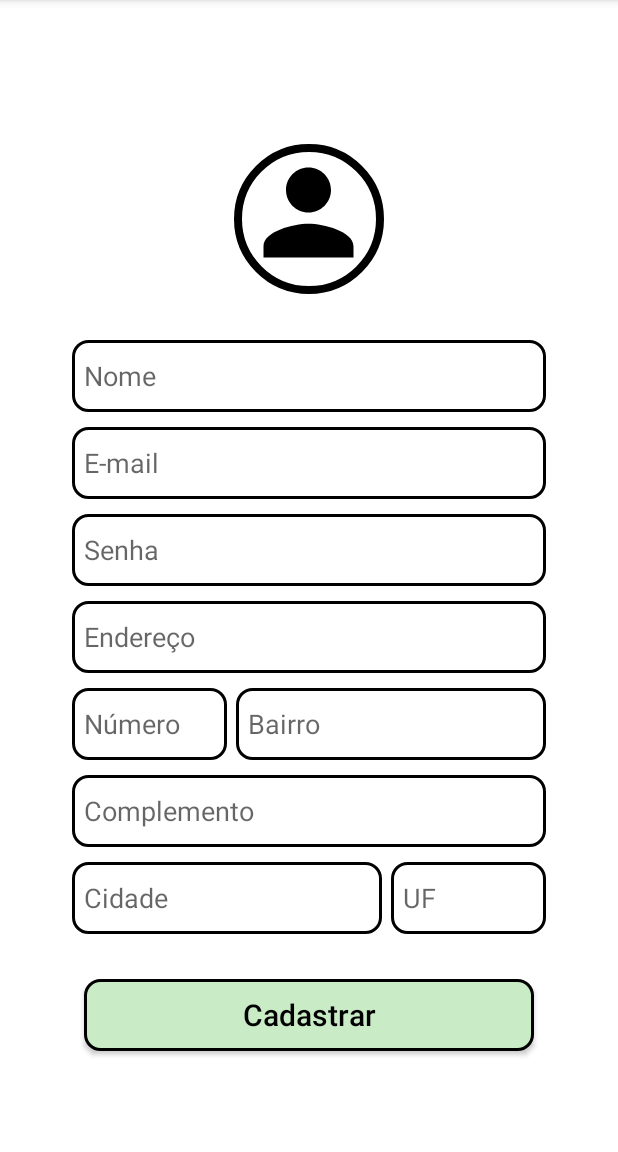
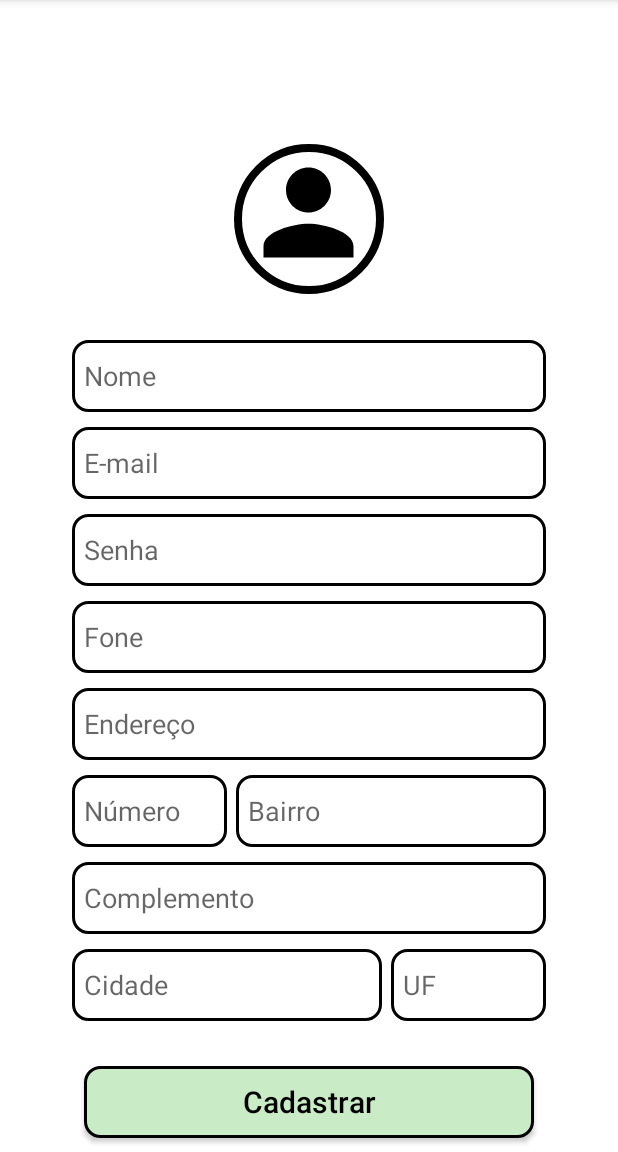
Before and after one commit to WagnerScherer/App-ReciclaAi, an Android app: the CadUserActivity screen opened directly, with no data from a screen before it, after a tap on "Cadastrar", on a phone screen of 412 x 824 dp, the part 84-1236 px from its top. Run offline under Robolectric (Android 15) with nearby library versions, the phone set to English and light mode, and no system bars; our stand-ins replace Firebase (no records; nobody signed in at launch, a user with empty details on screens opened directly).

Commit message:
Commit contendo ajustes no cadstro de usuarios, com a inclusão do campo fone. Cadatrso de pontos de coleta com ajustes e validações, ajuste na formatação dos campos fone e whatsapp, e validação para impedir o cadstramento de um mesmo ponto de coleta. Aplicado limitadores no tamanho da quantidade de caracteres aceitos nos campos de cadastro.

```diff
--- a/app/src/main/java/com/wagner/reciclaai/Util/CadUserActivity.java
+++ b/app/src/main/java/com/wagner/reciclaai/Util/CadUserActivity.java
@@ -14,6 +14,7 @@ import com.google.firebase.auth.FirebaseAuth;
 import com.google.firebase.firestore.DocumentSnapshot;
 import com.google.firebase.firestore.FirebaseFirestore;
 import com.wagner.reciclaai.R;
+import com.wagner.reciclaai.model.PhoneNumberFormatter;
 import com.wagner.reciclaai.model.Usuario;
 
 public class CadUserActivity extends AppCompatActivity {
@@ -21,7 +22,8 @@ public class CadUserActivity extends AppCompatActivity {
     // Declaração das variáveis
     private FirebaseAuth mAuth;
     private FirebaseFirestore db;
-    private EditText campoNome, campoEmail, campoSenha, campoEndereco, campoNumero, campoComplemento, campoBairro, campoCidade, campoEstado;
+    private EditText campoNome, campoEmail, campoSenha, campoFoneUser;
+    private EditText campoEndereco, campoNumero, campoComplemento, campoBairro, campoCidade, campoEstado;
     private Button botaoCadastrar;
     private String uid;
 
@@ -37,12 +39,15 @@ public class CadUserActivity extends AppCompatActivity {
         campoEmail = findViewById(R.id.editTextEmail);
         campoSenha = findViewById(R.id.editTextPassword);
         campoEndereco = findViewById(R.id.editTextEndereco);
+        campoFoneUser = findViewById(R.id.editTextFoneUser);
         campoNumero = findViewById(R.id.editTextNro);
         campoComplemento = findViewById(R.id.editTextComplemento);
         campoBairro = findViewById(R.id.editTextBairro);
         campoCidade = findViewById(R.id.editTextCidade);
         campoEstado = findViewById(R.id.editTextUF);
         botaoCadastrar = findViewById(R.id.buttonCadastrar);
+
+        campoFoneUser.addTextChangedListener(new PhoneNumberFormatter(campoFoneUser));
 
         // Lidar com o clique do botão
         botaoCadastrar.setOnClickListener(v -> validarCampos(uid == null));
@@ -58,6 +63,7 @@ public class CadUserActivity extends AppCompatActivity {
         String nome = campoNome.getText().toString().trim();
         String email = campoEmail.getText().toString().trim();
         String senha = campoSenha.getText().toString().trim();
+        String foneUser = campoFoneUser.getText().toString().trim();
         String endereco = campoEndereco.getText().toString().trim();
         String numero = campoNumero.getText().toString().trim();
         String complemento = campoComplemento.getText().toString().trim();
@@ -94,6 +100,7 @@ public class CadUserActivity extends AppCompatActivity {
             usuario.setNome(nome);
             usuario.setEmail(email);
             usuario.setSenha(senha);
+            usuario.setFoneUser(foneUser);
             usuario.setEndereco(endereco);
             usuario.setNumero(numero);
             usuario.setComplemento(complemento);
@@ -107,6 +114,7 @@ public class CadUserActivity extends AppCompatActivity {
             // Atualizar os dados do usuário, sem email e senha
             Usuario usuario = new Usuario();
             usuario.setNome(nome);
+            usuario.setFoneUser(foneUser);
             usuario.setEndereco(endereco);
             usuario.setNumero(numero);
             usuario.setComplemento(complemento);
@@ -141,6 +149,7 @@ public class CadUserActivity extends AppCompatActivity {
         db.collection("USUARIOS").document(uid)
                 .update("nome", usuario.getNome(),
                         "endereco", usuario.getEndereco(),
+                        "foneUser", usuario.getFoneUser(),
                         "numero", usuario.getNumero(),
                         "complemento", usuario.getComplemento(),
                         "bairro", usuario.getBairro(),
@@ -166,6 +175,7 @@ public class CadUserActivity extends AppCompatActivity {
                                 campoNome.setText(usuarioRecuperado.getNome());
                                 campoEmail.setText(usuarioRecuperado.getEmail());
                                 campoSenha.setText(usuarioRecuperado.getSenha());
+                                campoFoneUser.setText(usuarioRecuperado.getFoneUser());
                                 campoEndereco.setText(usuarioRecuperado.getEndereco());
                                 campoNumero.setText(usuarioRecuperado.getNumero());
                                 campoComplemento.setText(usuarioRecuperado.getComplemento());
--- a/app/src/main/res/layout/activity_cadastro_usuario.xml
+++ b/app/src/main/res/layout/activity_cadastro_usuario.xml
@@ -35,6 +35,7 @@
             android:layout_marginTop="40dp"
             android:background="@drawable/shape_edit_text"
             android:inputType="text"
+            android:maxLength="150"
             android:hint="@string/name"
             android:padding="8dp" />
 
@@ -45,7 +46,8 @@
             android:layout_height="48dp"
             android:layout_marginTop="10dp"
             android:inputType="textEmailAddress"
-            android:autofillHints="password"
+            android:maxLength="100"
+            android:autofillHints="emailAddress"
             android:background="@drawable/shape_edit_text"
             android:padding="8dp" />
 
@@ -61,12 +63,25 @@
             android:padding="8dp" />
 
         <EditText
+            android:id="@+id/editTextFoneUser"
+            android:hint="@string/fone"
+            android:layout_width="match_parent"
+            android:layout_height="48dp"
+            android:layout_marginTop="10dp"
+            android:inputType="phone"
+            android:maxLength="15"
+            android:background="@drawable/shape_edit_text"
+            android:padding="8dp" />
+
+
+        <EditText
             android:id="@+id/editTextEndereco"
             android:hint="@string/adress"
             android:layout_width="match_parent"
             android:layout_height="48dp"
             android:layout_marginTop="10dp"
             android:inputType="text"
+            android:maxLength="100"
             android:background="@drawable/shape_edit_text"
             android:padding="8dp" />
 
@@ -83,6 +98,7 @@
                 android:layout_weight="1"
                 android:hint="@string/number"
                 android:inputType="text"
+                android:maxLength="15"
                 android:background="@drawable/shape_edit_text"
                 android:padding="8dp" />
 
@@ -97,6 +113,7 @@
                 android:layout_weight="2"
                 android:hint="@string/bairro"
                 android:inputType="text"
+                android:maxLength="50"
                 android:background="@drawable/shape_edit_text"
                 android:padding="8dp" />
 
@@ -109,6 +126,7 @@
             android:layout_height="48dp"
             android:layout_marginTop="10dp"
             android:inputType="text"
+            android:maxLength="100"
             android:background="@drawable/shape_edit_text"
             android:padding="8dp" />
 
@@ -125,6 +143,7 @@
                 android:layout_weight="2"
                 android:hint="@string/cidade"
                 android:inputType="text"
+                android:maxLength="100"
                 android:background="@drawable/shape_edit_text"
                 android:padding="8dp" />
 
@@ -139,6 +158,7 @@
                 android:layout_weight="1"
                 android:hint="@string/estado"
                 android:inputType="textCapCharacters"
+                android:maxLength="2"
                 android:background="@drawable/shape_edit_text"
                 android:padding="8dp" />
 
```
Also changed, not shown: app/src/main/java/com/wagner/reciclaai/Util/CadPontoColetaActivity.java (+75 -10 lines), app/src/main/java/com/wagner/reciclaai/model/PhoneNumberFormatter.java (added, +62 -0 lines), app/src/main/java/com/wagner/reciclaai/model/Usuario.java (+9 -0 lines), app/src/main/res/layout/activity_cadastro_pontocoleta.xml (+11 -0 lines).
